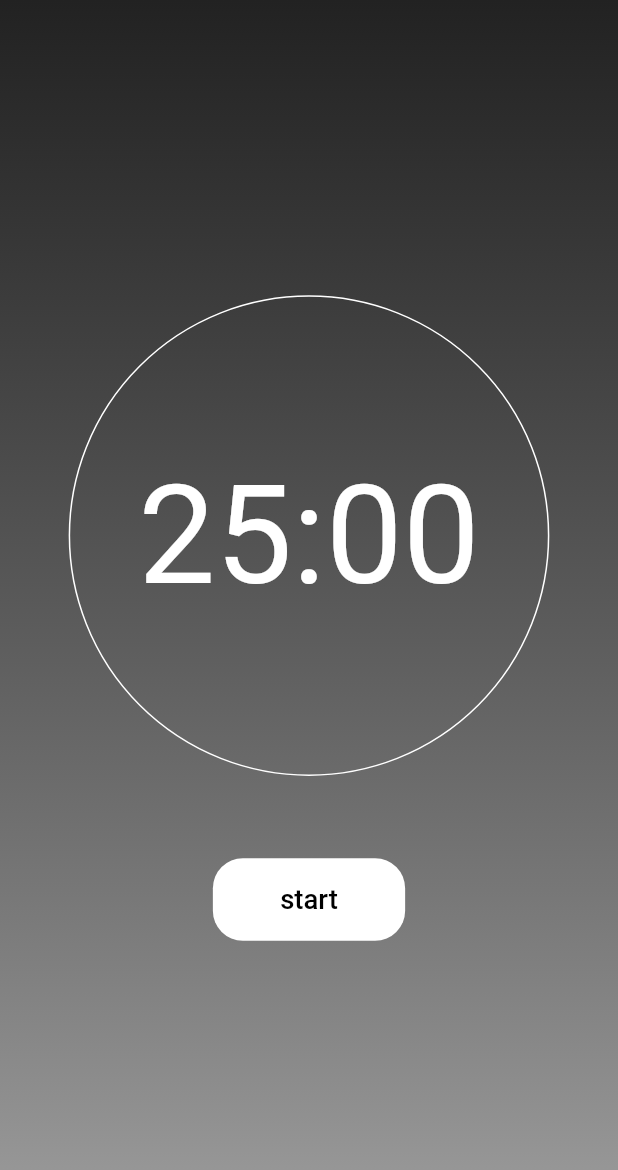
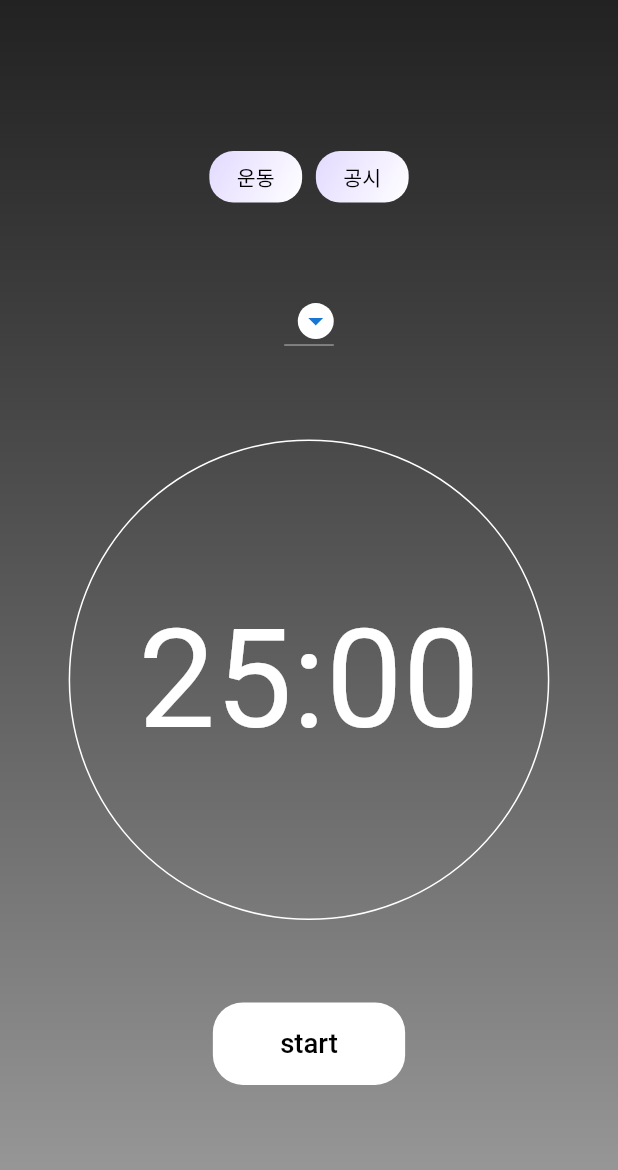
Before and after one commit to sgmsgood/flutter_i_see_u, a Flutter app: the screen it shows after launch, on a phone screen of 412 x 824 dp. Shown: the top 1170 px of the screen. Run offline on Flutter 3.47's test engine with Material 2 defaults, Android fonts, the phone set to English and light mode, and no system bars; our stand-ins replace dropdown_search, flutter_screenutil, fluttertoast, get; missing offline and left inert: from_to_time_picker.

Commit message:
1. 라디오 버튼을 추가하고자 했다.

```diff
--- a/lib/modules/timer/controller_timer.dart
+++ b/lib/modules/timer/controller_timer.dart
@@ -28,7 +28,7 @@ class TimerController extends GetxController with GetTickerProviderStateMixin {
 
   List<int> get specificMinList => [5, 10, 30];
 
-  late FToast _fToast;
+  List<String> get categoryList => ['운동', '공시'];
 
   @override
   void onInit() {
--- a/lib/modules/timer/page_timer.dart
+++ b/lib/modules/timer/page_timer.dart
@@ -1,3 +1,4 @@
+import 'package:dropdown_search/dropdown_search.dart';
 import 'package:flutter/material.dart';
 import 'package:flutter_i_see_u/modules/timer/components/alert_setting_time.dart';
 import 'package:flutter_i_see_u/modules/timer/controller_timer.dart';
@@ -16,7 +17,6 @@ class TimerPage extends GetView<TimerController> {
         child: Container(
           height: Get.height,
           width: 360.w,
-          // color: Colors.black45.withOpacity(0.60),
           decoration: const BoxDecoration(
               gradient: LinearGradient(
             colors: [
@@ -31,6 +31,10 @@ class TimerPage extends GetView<TimerController> {
             crossAxisAlignment: CrossAxisAlignment.center,
             mainAxisAlignment: MainAxisAlignment.center,
             children: [
+              _buildCategoryRadio(),
+              SizedBox(height: 16.h),
+              _buildDropdown(),
+              SizedBox(height: 16.h),
               _buildTimer(),
               SizedBox(height: 16.h),
               _buildStartButton(context),
@@ -38,6 +42,77 @@ class TimerPage extends GetView<TimerController> {
           ),
         ),
       ),
+    );
+  }
+
+  Widget _buildCategoryRadio() {
+    return SizedBox(
+      height: 10.h,
+      child: ListView.separated(
+          shrinkWrap: true,
+          scrollDirection: Axis.horizontal,
+          itemBuilder: (context, index) {
+            return Container(
+              padding: EdgeInsets.symmetric(horizontal: 16.w),
+              height: 16.h,
+              decoration: BoxDecoration(
+                gradient: const LinearGradient(
+                  colors: [
+                    Color(0xFFe3daff),
+                    Colors.white,
+                  ],
+                  begin: Alignment.topLeft,
+                  end: Alignment.bottomRight,
+                ),
+                borderRadius: BorderRadius.circular(16),
+              ),
+              alignment: Alignment.center,
+              child: Text(
+                controller.categoryList[index],
+                style: TextStyle(color: Colors.black, fontSize: 12.sp),
+              ),
+            );
+          },
+          separatorBuilder: (context, index) {
+            return SizedBox(
+              width: 8.w,
+            );
+          },
+          itemCount: controller.categoryList.length),
+    );
+  }
+
+  Widget _buildDropdown() {
+    var places = ['a', 'b', 'c', 'd', 'e'];
+
+    return  DropdownButton<String>(
+      selectedItemBuilder: (_) {
+        return places
+            .map((e) => Container(
+          alignment: Alignment.center,
+          child: Text(
+            e,
+            style: TextStyle(color: Colors.white),
+          ),
+        ))
+            .toList();
+      },
+      icon: CircleAvatar(
+        radius: 12,
+        backgroundColor: Colors.white,
+        child: Icon(Icons.arrow_drop_down),
+      ),
+      items: places.map((String value) {
+        return new DropdownMenuItem<String>(
+          value: value,
+          child: new Text(
+            value,
+            style: TextStyle(color: Colors.black54),
+          ),
+        );
+      }).toList(),
+      onChanged: (_) {
+      },
     );
   }
 
```
